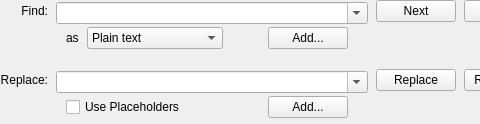
This is part/dialogs/searchbarpower.ui in KDE/kate as Qt 5 draws it before an edit; both pictures show x 0 to 480 and y 0 to 124 of the 701 by 124 pixel window. The edited form follows.
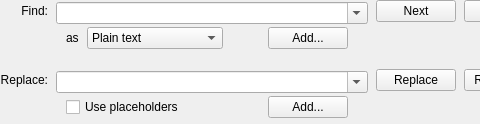
This is the edited form. Icons and pictures are not drawn.

Commit message: i18n style guide fix

What changed in the file:
```diff
--- a/part/dialogs/searchbarpower.ui
+++ b/part/dialogs/searchbarpower.ui
@@ -383,7 +383,7 @@
               <string>Resolve placeholders (\0 to \9) and escape sequences (\n, \t, ..)</string>
              </property>
              <property name="text" >
-              <string>Use Placeholders</string>
+              <string>Use placeholders</string>
              </property>
             </widget>
            </item>
```
